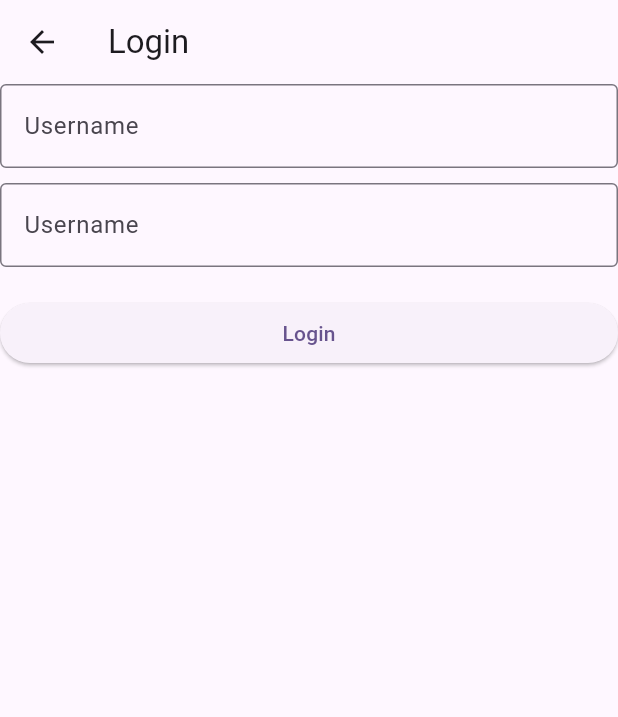
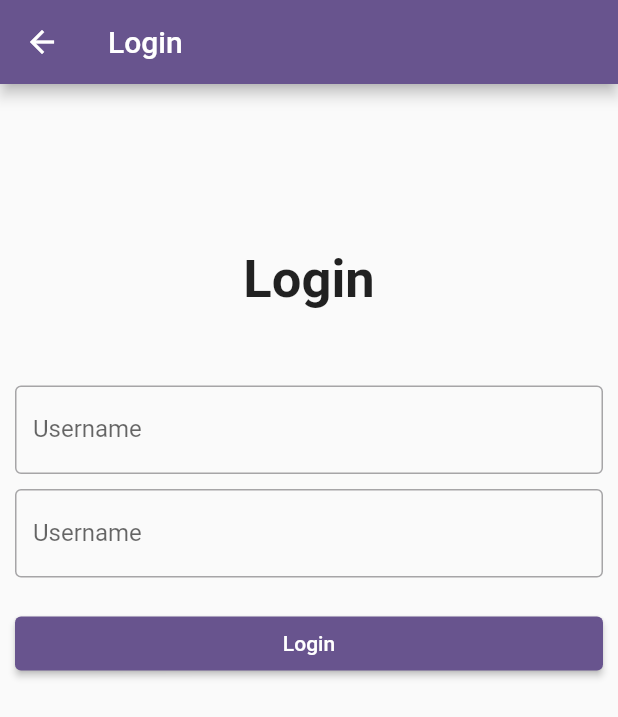
Before and after one commit to Sohag-84/Zego-cloud, a Flutter app: the screen it shows after launch, after a tap on "Login page", on a phone screen of 412 x 824 dp. Shown: the top 717 px of the screen. Run offline on Flutter 3.47's test engine with Material 3 defaults, Android fonts, the phone set to English and light mode, and no system bars; missing offline and left inert: zego_zimkit.

```diff
--- a/lib/main.dart
+++ b/lib/main.dart
@@ -3,8 +3,8 @@ import 'package:zego_cloud_tutorial/config/app_secret.dart';
 import 'package:zego_cloud_tutorial/views/home_page.dart';
 import 'package:zego_zimkit/zego_zimkit.dart';
 
-void main() async{
- await ZIMKit().init(
+void main() async {
+  await ZIMKit().init(
     appID: AppSecret.appId,
     appSign: AppSecret.appSign,
   );
@@ -21,7 +21,7 @@ class MyApp extends StatelessWidget {
       debugShowCheckedModeBanner: false,
       theme: ThemeData(
         colorScheme: ColorScheme.fromSeed(seedColor: Colors.deepPurple),
-        useMaterial3: true,
+        useMaterial3: false,
       ),
       home: const HomePage(),
     );
--- a/lib/views/login_page.dart
+++ b/lib/views/login_page.dart
@@ -1,4 +1,6 @@
 import 'package:flutter/material.dart';
+import 'package:zego_cloud_tutorial/views/chat_list_page.dart';
+import 'package:zego_zimkit/zego_zimkit.dart';
 
 class LoginPage extends StatefulWidget {
   const LoginPage({super.key});
@@ -17,7 +19,18 @@ class _LoginPageState extends State<LoginPage> {
         title: const Text("Login"),
       ),
       body: ListView(
+        padding: const EdgeInsets.all(10),
         children: [
+          const SizedBox(height: 100),
+          const Text(
+            "Login",
+            textAlign: TextAlign.center,
+            style: TextStyle(
+              fontSize: 35,
+              fontWeight: FontWeight.w600,
+            ),
+          ),
+          const SizedBox(height: 50),
           TextFormField(
             controller: username,
             decoration: const InputDecoration(
@@ -37,7 +50,16 @@ class _LoginPageState extends State<LoginPage> {
           ),
           const SizedBox(height: 20),
           ElevatedButton(
-            onPressed: () async {},
+            onPressed: () async {
+              await ZIMKit()
+                  .connectUser(id: userId.text, name: username.text)
+                  .then((value) {
+                Navigator.push(
+                  context,
+                  MaterialPageRoute(builder: (context) => const ChatListPage()),
+                );
+              });
+            },
             child: const Text("Login"),
           ),
         ],
```
Also changed, not shown: lib/views/chat_list_page.dart (added, +32 -0 lines).
